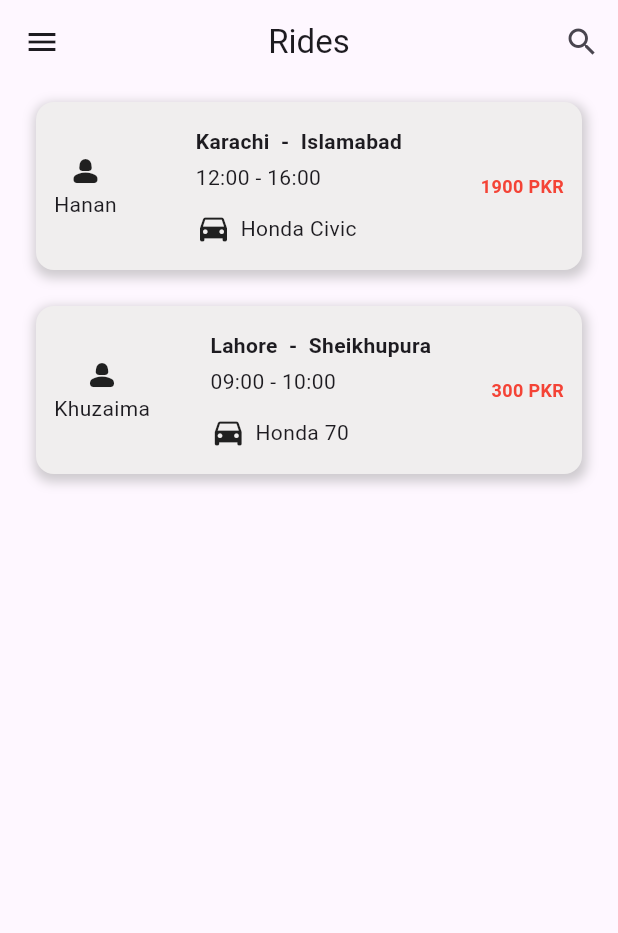
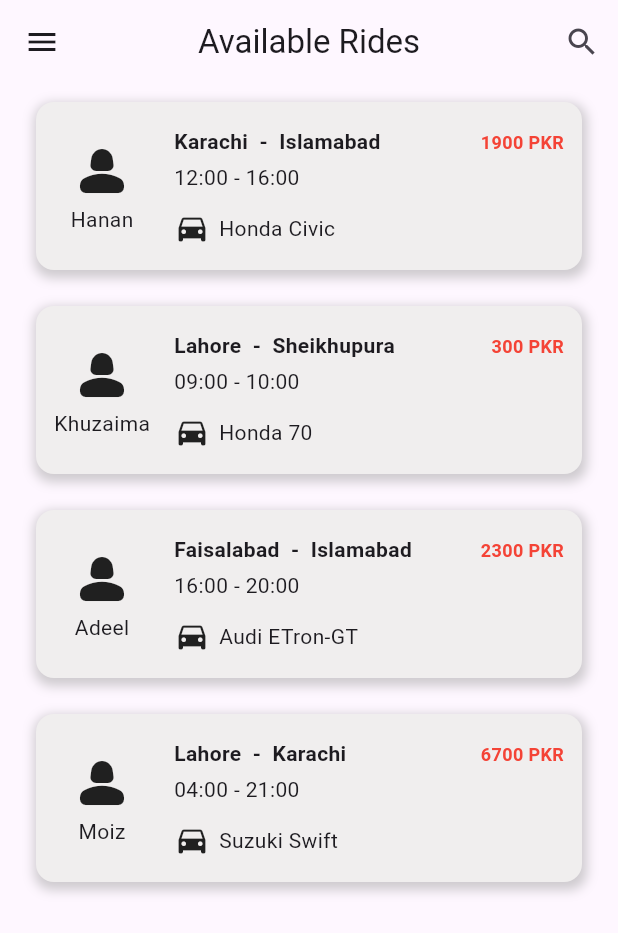
Before and after one commit to khuzaima-a/Flutter-Node, a Flutter app: the screen it shows after launch, on a phone screen of 412 x 824 dp. Shown: the top 933 px of the screen. Run offline on Flutter 3.47's test engine with Material 3 defaults, Android fonts, the phone set to English and light mode, and no system bars.

Commit message:
UI Completed

```diff
--- a/client/lib/models/ride.dart
+++ b/client/lib/models/ride.dart
@@ -70,4 +70,28 @@ List<Ride> rides = [
         image: "https://avatars.githubusercontent.com/u/107122634?v=4"),
     fare: 300,
   ),
+  Ride(
+    id: 3,
+    source: "Faisalabad",
+    destination: "Islamabad",
+    date: "2023/12/14",
+    departureTime: "16:00",
+    arrivalTime: "20:00",
+    vehicle:
+        Vehicle(name: "Audi ETron-GT", color: "White", type: "Car", seats: 3),
+    driver: Driver(id: 2, name: "Adeel", image: null),
+    fare: 2300,
+  ),
+  Ride(
+    id: 4,
+    source: "Lahore",
+    destination: "Karachi",
+    date: "2023/12/14",
+    departureTime: "04:00",
+    arrivalTime: "21:00",
+    vehicle:
+        Vehicle(name: "Suzuki Swift", color: "White", type: "Car", seats: 3),
+    driver: Driver(id: 2, name: "Moiz", image: null),
+    fare: 6700,
+  ),
 ];
--- a/client/lib/screens/rides_screen.dart
+++ b/client/lib/screens/rides_screen.dart
@@ -1,5 +1,6 @@
 import 'package:flutter/material.dart';
 import "package:client/models/ride.dart";
+import "package:client/screens/ride_detail.dart";
 
 class RidesScreen extends StatefulWidget {
   const RidesScreen({super.key});
@@ -9,8 +10,8 @@ class RidesScreen extends StatefulWidget {
 
 class _RidesScreenState extends State<RidesScreen> {
   List<Ride> ridesToShow = [];
-  TextEditingController sourceController = TextEditingController();
-  TextEditingController destinationController = TextEditingController();
+  final TextEditingController sourceController = TextEditingController();
+  final TextEditingController destinationController = TextEditingController();
   String sourceText = '';
   String destinationText = '';
 
@@ -22,10 +23,19 @@ class _RidesScreenState extends State<RidesScreen> {
 
   void filterRides() {
     setState(() {
+      if (sourceText.isEmpty && destinationText.isEmpty) {
+        ridesToShow = rides; // No filter, show all rides
+      } else {
         ridesToShow = rides
             .where((ride) =>
-              ride.source.toLowerCase().contains(sourceText.toLowerCase()))
+                ride.source
+                    .toLowerCase()
+                    .contains(sourceText.toLowerCase().trim()) &&
+                ride.destination
+                    .toLowerCase()
+                    .contains(destinationText.toLowerCase().trim()))
             .toList();
+      }
     });
   }
 
@@ -34,7 +44,7 @@ class _RidesScreenState extends State<RidesScreen> {
     return Scaffold(
       appBar: AppBar(
         centerTitle: true,
-        title: const Text('Rides'),
+        title: const Text('Available Rides'),
         leading: IconButton(
           icon: const Icon(Icons.menu),
           onPressed: () {},
@@ -47,7 +57,7 @@ class _RidesScreenState extends State<RidesScreen> {
         ],
       ),
       body: ListView.builder(
-        itemCount: rides.length,
+        itemCount: ridesToShow.length,
         itemBuilder: (context, index) {
           var ride = ridesToShow[index];
           return GestureDetector(
@@ -74,19 +84,28 @@ class _RidesScreenState extends State<RidesScreen> {
                 ],
               ),
               child: Padding(
-                padding: const EdgeInsets.fromLTRB(12, 16, 12, 16),
+                padding: const EdgeInsets.fromLTRB(4, 16, 12, 16),
                 child: Row(
-                  crossAxisAlignment: CrossAxisAlignment.center,
-                  mainAxisAlignment: MainAxisAlignment.spaceBetween,
                   children: [
-                    Column(
+                    SizedBox(
+                      width: 80,
+                      child: Column(
                         mainAxisAlignment: MainAxisAlignment.center,
                         children: [
-                        const Icon(Icons.person_2_rounded),
+                          const Icon(
+                            Icons.person_2_rounded,
+                            size: 44,
+                          ),
                           Text(ride.driver.name)
                         ],
                       ),
-                    Column(
+                    ),
+                    const SizedBox(
+                      width: 8,
+                    ),
+                    Flexible(
+                      flex: 1,
+                      child: Column(
                         crossAxisAlignment: CrossAxisAlignment.start,
                         children: [
                           Text(
@@ -111,12 +130,19 @@ class _RidesScreenState extends State<RidesScreen> {
                           )
                         ],
                       ),
-                    Text(
+                    ),
+                    Flexible(
+                      flex: 0,
+                      child: SizedBox(
+                        height: 75,
+                        child: Text(
                           '${ride.fare.toInt()} PKR',
                           style: const TextStyle(
                               fontWeight: FontWeight.bold,
                               fontSize: 12,
                               color: Colors.red),
+                        ),
+                      ),
                     ),
                   ],
                 ),
@@ -138,6 +164,16 @@ class _RidesScreenState extends State<RidesScreen> {
             mainAxisSize: MainAxisSize.min,
             children: [
               TextField(
+                controller: sourceController,
+                onChanged: (value) {
+                  setState(() {
+                    sourceText = value;
+                  });
+                },
+                decoration:
+                    const InputDecoration(labelText: 'Enter Source City'),
+              ),
+              TextField(
                 controller: destinationController,
                 onChanged: (value) {
                   setState(() {
@@ -146,16 +182,6 @@ class _RidesScreenState extends State<RidesScreen> {
                 },
                 decoration:
                     const InputDecoration(labelText: 'Enter Destination City'),
-              ),
-              TextField(
-                controller: sourceController,
-                onChanged: (value) {
-                  setState(() {
-                    sourceText = value;
-                  });
-                },
-                decoration:
-                    const InputDecoration(labelText: 'Enter Source City'),
               ),
             ],
           ),
@@ -179,21 +205,3 @@ class _RidesScreenState extends State<RidesScreen> {
     );
   }
 }
-
-class RideDetailPage extends StatelessWidget {
-  final int rideId;
-
-  const RideDetailPage({super.key, required this.rideId});
-
-  @override
-  Widget build(BuildContext context) {
-    return Scaffold(
-      appBar: AppBar(
-        title: const Text('Ride Detail'),
-      ),
-      body: Center(
-        child: Text('Ride ID: $rideId'),
-      ),
-    );
-  }
-}
```
Also changed, not shown: client/lib/screens/ride_detail.dart (added, +145 -0 lines). Lines whose indentation alone changed are shown as unchanged.
